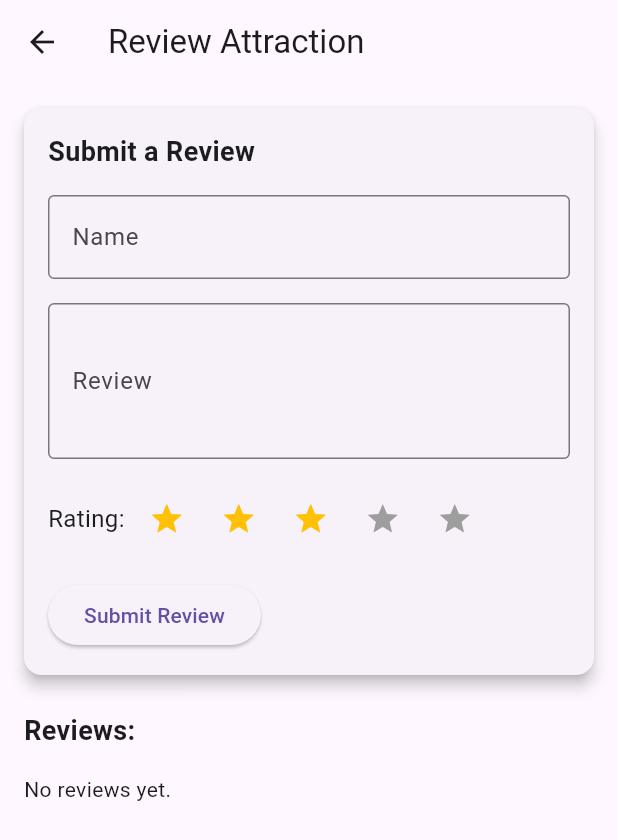
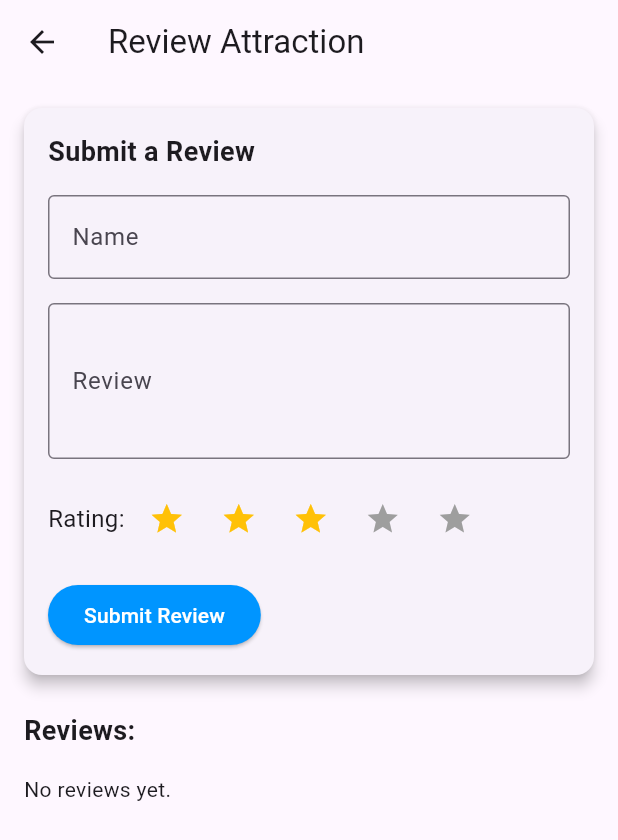
Before and after one commit to asimmughal876/CitiGuide-App, a Flutter app: the ReviewAttraction screen opened directly with empty values, on a phone screen of 412 x 824 dp. Shown: the top 840 px of the screen. Run offline on Flutter 3.47's test engine with Material 3 defaults, Android fonts, the phone set to English and light mode, and no system bars; our stand-ins replace firebase_auth, firebase_core, firebase_database, google_fonts, google_maps_flutter, image_picker and 1 more; missing offline and left inert: cloudinary_public; accounts and stored records are empty; network calls fail.

Commit message:
changed theme color to Color.fromARGB(255, 0, 149, 255)

```diff
--- a/lib/home.dart
+++ b/lib/home.dart
@@ -102,6 +102,7 @@ class _HomePageState extends State<HomePage> {
                               hintText: "Search City",
                               border: InputBorder.none,
                             ),
+                            cursorColor:const Color.fromARGB(255, 0, 149, 255),
                             onChanged: (value) {
                               setState(() {
                                 _searchQuery = value.toLowerCase();
@@ -183,7 +184,10 @@ class _HomePageState extends State<HomePage> {
                                     ),
                                   );
                                 },
-                                child: const Text("Show Attractions"),
+                                style: ElevatedButton.styleFrom(
+                                  backgroundColor: const Color.fromARGB(255, 0, 149, 255),
+                                ),
+                                child: const Text("Show Attractions", style: TextStyle(color: Colors.white),),
                               ),
                             ],
                           ),
--- a/lib/review_attraction.dart
+++ b/lib/review_attraction.dart
@@ -27,8 +27,8 @@ class _ReviewAttractionState extends State<ReviewAttraction> {
         final Map<dynamic, dynamic> reviewMap = snapshot.value as Map;
         setState(() {
           reviews = reviewMap.entries
-              .where((entry) =>
-                  entry.value['attraction'] == widget.attractionId)
+              .where(
+                  (entry) => entry.value['attraction'] == widget.attractionId)
               .map((entry) => {
                     'user': entry.value['user'],
                     'rating': entry.value['rating'],
@@ -43,7 +43,6 @@ class _ReviewAttractionState extends State<ReviewAttraction> {
     }
   }
 
-  // Submit review to Firebase
   Future<void> _submitReview() async {
     if (_formKey.currentState!.validate()) {
       final name = _nameController.text;
@@ -130,7 +129,15 @@ class _ReviewAttractionState extends State<ReviewAttraction> {
                           controller: _nameController,
                           decoration: const InputDecoration(
                             labelText: 'Name',
-                            border: OutlineInputBorder(),
+                            floatingLabelStyle: TextStyle(color: Colors.black),
+                            border: OutlineInputBorder(
+                              borderSide: BorderSide(color: Colors.grey),
+                            ),
+                            focusedBorder: OutlineInputBorder(
+                              borderSide: BorderSide(
+                                  color: Color.fromARGB(255, 30, 30,
+                                      30)),
+                            ),
                           ),
                           validator: (value) =>
                               value!.isEmpty ? 'Please enter your name' : null,
@@ -140,11 +147,20 @@ class _ReviewAttractionState extends State<ReviewAttraction> {
                           controller: _reviewController,
                           decoration: const InputDecoration(
                             labelText: 'Review',
-                            border: OutlineInputBorder(),
+                           floatingLabelStyle: TextStyle(color: Colors.black),
+                            border: OutlineInputBorder(
+                              borderSide: BorderSide(color: Colors.grey),
+                            ),
+                            focusedBorder: OutlineInputBorder(
+                              borderSide: BorderSide(
+                                  color: Color.fromARGB(255, 30, 30,
+                                      30)),
+                            ),
                           ),
                           maxLines: 3,
-                          validator: (value) =>
-                              value!.isEmpty ? 'Please enter your review' : null,
+                          validator: (value) => value!.isEmpty
+                              ? 'Please enter your review'
+                              : null,
                         ),
                         const SizedBox(height: 16),
                         Row(
@@ -160,7 +176,10 @@ class _ReviewAttractionState extends State<ReviewAttraction> {
                         const SizedBox(height: 16),
                         ElevatedButton(
                           onPressed: _submitReview,
-                          child: const Text('Submit Review'),
+                          style: ElevatedButton.styleFrom(
+                            backgroundColor: const Color.fromARGB(255, 0, 149, 255)
+                          ),
+                          child: const Text('Submit Review',style: TextStyle(color: Colors.white),),
                         ),
                       ],
                     ),
```
Also changed, not shown: lib/attraction_fetch.dart (+30 -11 lines), lib/main.dart (+4 -7 lines).
